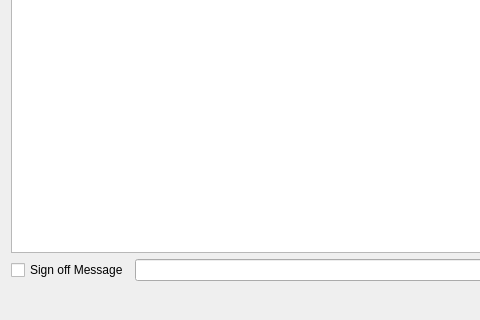
Old version of the form ui/commitdialog.ui in the repository bainonline/teamgit; both pictures show x 0 to 480 and y 207 to 527 of the 796 by 527 pixel window.
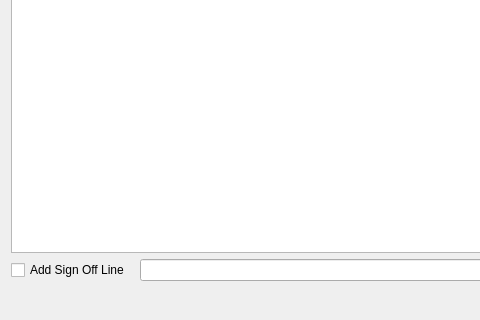
New version of the form.

Commit message: Changed the signoff check box label

What changed in the file:
```diff
--- a/ui/commitdialog.ui
+++ b/ui/commitdialog.ui
@@ -60,7 +60,7 @@
      <item>
       <widget class="QCheckBox" name="signOff" >
        <property name="text" >
-        <string>Sign off Message</string>
+        <string>Add Sign Off Line </string>
        </property>
       </widget>
      </item>
```
Left out of the diff: 2 changed lines with no effect on the pictures.
